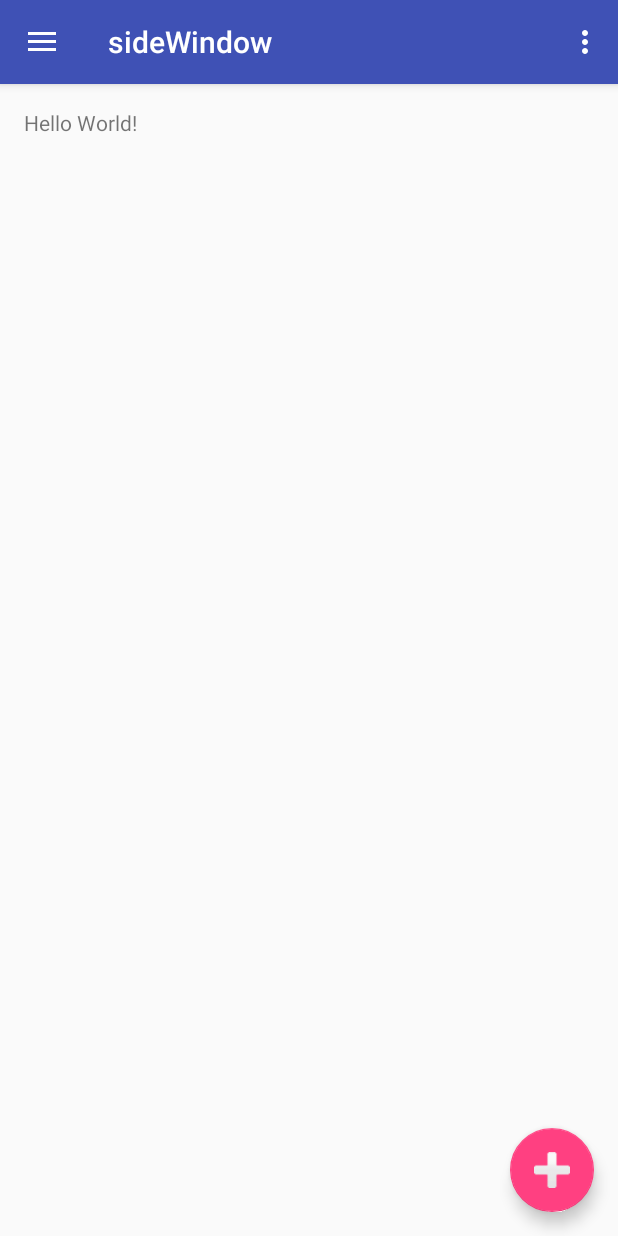
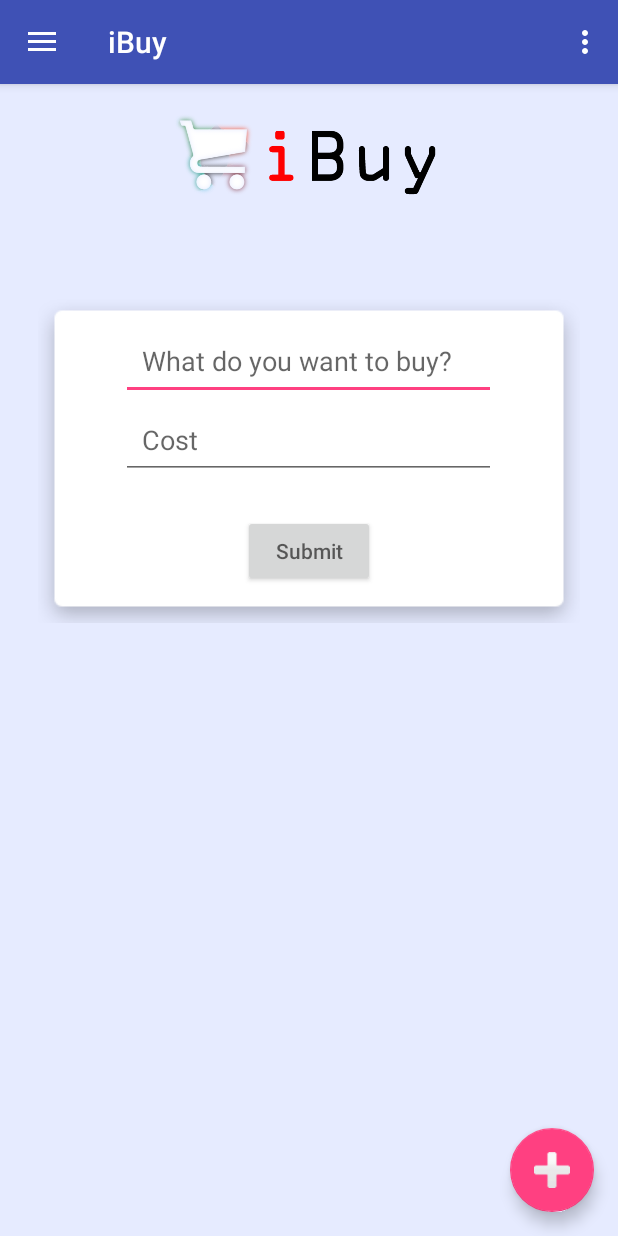
Before and after one commit to tisaconundrum2/iBuy, an Android app: the screen it shows after launch (MainActivity), on a phone screen of 412 x 824 dp. Run offline under Robolectric (Android 15) with nearby library versions, the phone set to English and light mode, and no system bars.

Commit message:
Changes to be committed: 	new file:   app/src/main/res/drawable-v21/blank.png 	new file:   app/src/main/res/drawable-v21/circle.png 	new file:   app/src/main/res/drawable-v21/ibuy.png 	new file:   app/src/main/res/drawable-v21/side_nav_bar.xml 	new file:   app/src/main/res/drawable/blank.png 	new file:   app/src/main/res/drawable/circle.png 	new file:   app/src/main/res/drawable/ibuy.png 	modified:   app/src/main/res/layout/content_main.xml 	modified:   app/src/main/res/mipmap-hdpi/ic_launcher.png 	modified:   app/src/main/res/mipmap-mdpi/ic_launcher.png 	modified:   app/src/main/res/mipmap-xhdpi/ic_launcher.png 	modified:   app/src/main/res/mipmap-xxhdpi/ic_launcher.png 	modified:   app/src/main/res/mipmap-xxxhdpi/ic_launcher.png 	modified:   app/src/main/res/values/strings.xml

```diff
--- /dev/null
+++ b/app/src/main/res/drawable-v21/side_nav_bar.xml
@@ -0,0 +1,9 @@
+<shape xmlns:android="http://schemas.android.com/apk/res/android"
+    android:shape="rectangle">
+    <gradient
+        android:angle="135"
+        android:centerColor="#4c53af"
+        android:endColor="#2e407d"
+        android:startColor="#8183c7"
+        android:type="linear" />
+</shape>
--- a/app/src/main/res/layout/content_main.xml
+++ b/app/src/main/res/layout/content_main.xml
@@ -1,20 +1,57 @@
 <?xml version="1.0" encoding="utf-8"?>
 <RelativeLayout xmlns:android="http://schemas.android.com/apk/res/android"
-    xmlns:app="http://schemas.android.com/apk/res-auto"
     xmlns:tools="http://schemas.android.com/tools"
-    android:id="@+id/content_main"
+    android:id="@+id/activity_main"
     android:layout_width="match_parent"
     android:layout_height="match_parent"
+    android:background="#e6ebff"
     android:paddingBottom="@dimen/activity_vertical_margin"
     android:paddingLeft="@dimen/activity_horizontal_margin"
     android:paddingRight="@dimen/activity_horizontal_margin"
-    android:paddingTop="@dimen/activity_vertical_margin"
-    app:layout_behavior="@string/appbar_scrolling_view_behavior"
-    tools:context="com.tisaconundrum.sidewindow.MainActivity"
-    tools:showIn="@layout/app_bar_main">
+    android:paddingTop="@dimen/activity_vertical_margin">
 
-    <TextView
+    <ImageView
+        android:id="@+id/logo"
+        android:layout_width="180dp"
+        android:layout_height="180dp"
+        android:layout_centerHorizontal="true"
+        android:src="@drawable/ibuy" />
+
+    <LinearLayout
+        android:id="@+id/layout"
         android:layout_width="wrap_content"
         android:layout_height="wrap_content"
-        android:text="Hello World!" />
+        android:layout_below="@+id/logo"
+        android:layout_centerHorizontal="true"
+        android:background="@drawable/blank"
+        android:gravity="center_horizontal"
+        android:orientation="vertical">
+
+        <EditText
+            android:id="@+id/itemEditText"
+            android:layout_width="250dp"
+            android:layout_height="wrap_content"
+            android:layout_marginTop="18dp"
+            android:hint="@string/hint_item"
+            android:padding="14dp" />
+
+        <EditText
+            android:id="@+id/costEditText"
+            android:layout_width="250dp"
+            android:layout_height="wrap_content"
+            android:hint="@string/hint_cost"
+            android:inputType="number"
+            android:padding="14dp" />
+
+        <Button
+            android:id="@+id/submitButton"
+            android:layout_width="wrap_content"
+            android:layout_height="wrap_content"
+            android:layout_marginTop="24dp"
+            android:hint="@string/submit_text" />
+
+
+    </LinearLayout>
+
+
 </RelativeLayout>
--- a/app/src/main/res/values/strings.xml
+++ b/app/src/main/res/values/strings.xml
@@ -1,8 +1,18 @@
 <resources>
-    <string name="app_name">sideWindow</string>
+    <string name="app_name">iBuy</string>
 
     <string name="navigation_drawer_open">Open navigation drawer</string>
     <string name="navigation_drawer_close">Close navigation drawer</string>
 
     <string name="action_settings">Settings</string>
+    <string name="title_text">Ibuy</string>
+    <string name="hint_item">What do you want to buy?</string>
+    <string name="hint_cost">Cost</string>
+    <string name="submit_text">Submit</string>
+    <string name="delete_item">Delete Item</string>
+    <string name="share_title">share</string>
+    <string name="item_total_text">Total Cost</string>
+    <string name="cost_text">$</string>
+    <string name="items_num">Items:</string>
+
 </resources>
```
Also changed, not shown: app/src/main/res/drawable-v21/blank.png (added), app/src/main/res/drawable-v21/circle.png (added), app/src/main/res/drawable-v21/ibuy.png (added), app/src/main/res/drawable/blank.png (added), app/src/main/res/drawable/circle.png (added), app/src/main/res/drawable/ibuy.png (added), app/src/main/res/mipmap-hdpi/ic_launcher.png, app/src/main/res/mipmap-mdpi/ic_launcher.png, app/src/main/res/mipmap-xhdpi/ic_launcher.png, app/src/main/res/mipmap-xxhdpi/ic_launcher.png, app/src/main/res/mipmap-xxxhdpi/ic_launcher.png.
